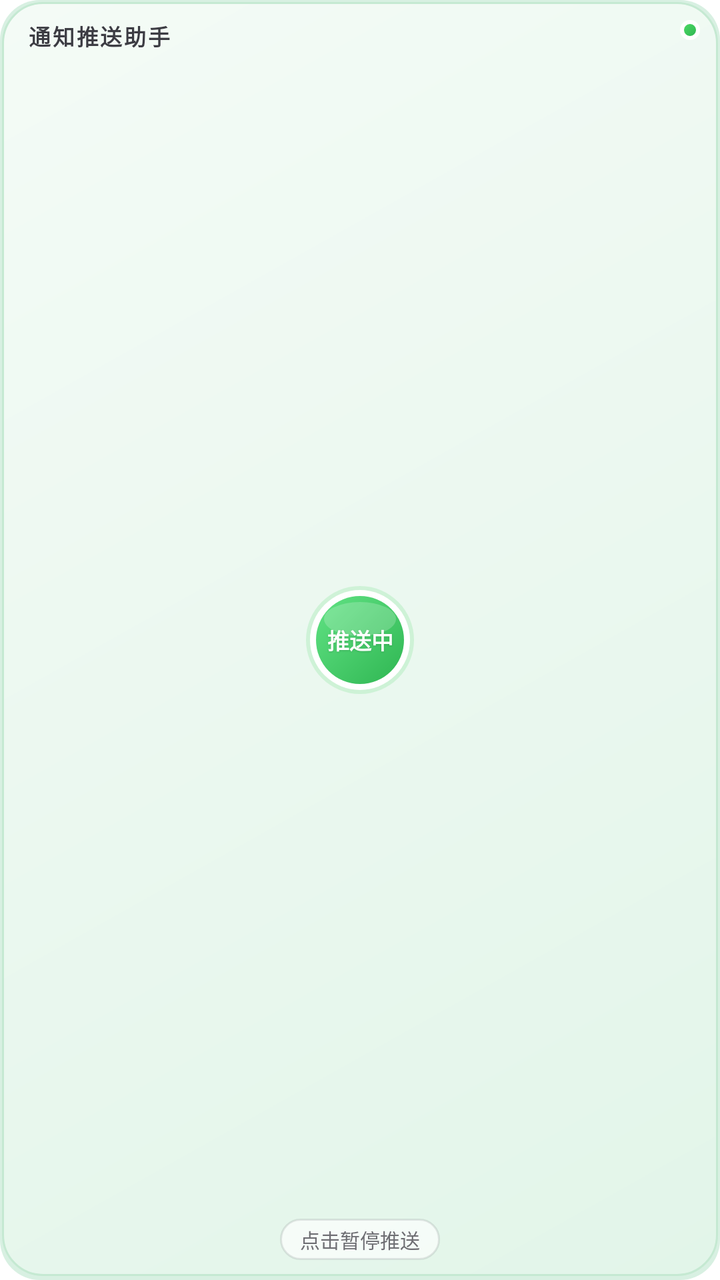
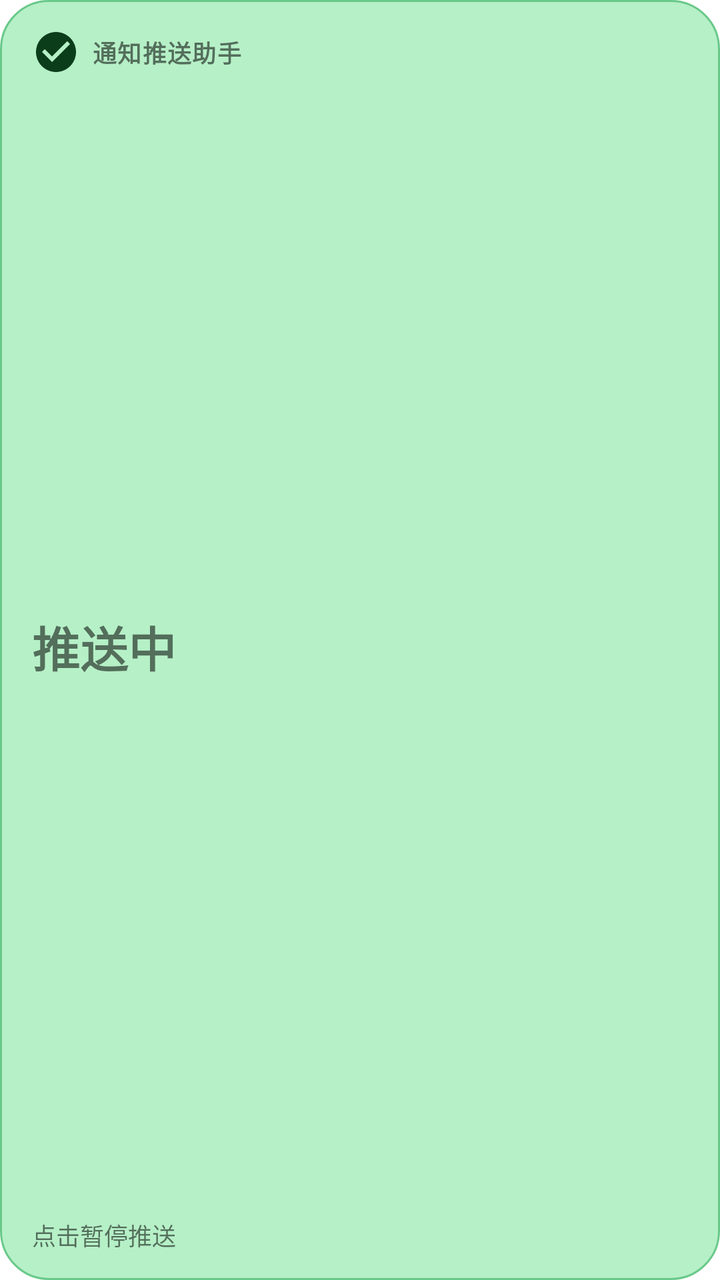

Before-and-after screenshots of an Android layout around one commit, followed by the original layout XML and the change that was made.
<!-- AndroidManifest.xml: fallback theme Theme.MaterialComponents.DayNight.NoActionBar -->
<!-- res/layout/push_toggle_widget.xml -->
<?xml version="1.0" encoding="utf-8"?>
<FrameLayout xmlns:android="http://schemas.android.com/apk/res/android"
    android:id="@+id/widget_root"
    android:layout_width="match_parent"
    android:layout_height="match_parent"
    android:background="@drawable/widget_bg_active"
    android:paddingStart="14dp"
    android:paddingTop="10dp"
    android:paddingEnd="14dp"
    android:paddingBottom="10dp">

    
    <TextView
        android:id="@+id/widget_title"
        android:layout_width="wrap_content"
        android:layout_height="wrap_content"
        android:layout_gravity="top|start"
        android:ellipsize="end"
        android:includeFontPadding="false"
        android:letterSpacing="0.08"
        android:maxLines="1"
        android:maxWidth="110dp"
        android:text="通知推送助手"
        android:textColor="#3C3C43"
        android:textSize="11sp"
        android:textStyle="bold" />

    
    <TextView
        android:id="@+id/widget_circle"
        android:layout_width="56dp"
        android:layout_height="56dp"
        android:layout_gravity="center"
        android:background="@drawable/widget_circle_active"
        android:ellipsize="end"
        android:gravity="center"
        android:includeFontPadding="false"
        android:maxLines="1"
        android:shadowColor="#26000000"
        android:shadowDy="1"
        android:shadowRadius="2"
        android:text="推送中"
        android:textColor="#FFFFFF"
        android:textSize="11sp"
        android:textStyle="bold" />

    
    <TextView
        android:id="@+id/widget_hint"
        android:layout_width="wrap_content"
        android:layout_height="wrap_content"
        android:layout_gravity="bottom|center_horizontal"
        android:background="@drawable/widget_pill_hint"
        android:ellipsize="end"
        android:includeFontPadding="false"
        android:maxLines="1"
        android:maxWidth="110dp"
        android:paddingStart="10dp"
        android:paddingTop="3dp"
        android:paddingEnd="10dp"
        android:paddingBottom="3dp"
        android:text="点击暂停推送"
        android:textColor="#6E6E73"
        android:textSize="10sp" />

</FrameLayout>
<!-- resources referenced by this layout -->
<resources>
  <!-- drawable widget_bg_active (drawable) -->
  <?xml version="1.0" encoding="utf-8"?>
  <layer-list xmlns:android="http://schemas.android.com/apk/res/android">
      
      <item>
          <shape android:shape="rectangle">
              <corners android:radius="20dp" />
              <solid android:color="#2E2BAE60" />
          </shape>
      </item>
  
      
      <item
          android:bottom="2dp"
          android:left="1dp"
          android:right="1dp"
          android:top="1dp">
          <shape android:shape="rectangle">
              <corners android:radius="20dp" />
              <gradient
                  android:angle="315"
                  android:startColor="#F4FBF6"
                  android:endColor="#E2F5E9"
                  android:type="linear" />
              <stroke
                  android:width="1dp"
                  android:color="#C5E9D2" />
          </shape>
      </item>
  
      
      <item
          android:gravity="top|end"
          android:right="10dp"
          android:top="10dp">
          <shape android:shape="oval">
              <size
                  android:width="10dp"
                  android:height="10dp" />
              <solid android:color="#FFFFFF" />
          </shape>
      </item>
      <item
          android:gravity="top|end"
          android:right="12dp"
          android:top="12dp">
          <shape android:shape="oval">
              <size
                  android:width="6dp"
                  android:height="6dp" />
              <gradient
                  android:angle="315"
                  android:startColor="#4CD964"
                  android:endColor="#2FB652"
                  android:type="linear" />
          </shape>
      </item>
  </layer-list>
  <!-- drawable widget_circle_active (drawable) -->
  <?xml version="1.0" encoding="utf-8"?>
  <layer-list xmlns:android="http://schemas.android.com/apk/res/android">
      
      <item
          android:bottom="1dp"
          android:left="1dp"
          android:right="1dp"
          android:top="1dp">
          <shape android:shape="oval">
              <solid android:color="#2E4CD964" />
          </shape>
      </item>
  
      
      <item
          android:bottom="3dp"
          android:left="3dp"
          android:right="3dp"
          android:top="3dp">
          <shape android:shape="oval">
              <solid android:color="#FFFFFF" />
          </shape>
      </item>
  
      
      <item
          android:bottom="6dp"
          android:left="6dp"
          android:right="6dp"
          android:top="6dp">
          <shape android:shape="oval">
              <gradient
                  android:angle="315"
                  android:startColor="#61E284"
                  android:endColor="#2FB652"
                  android:type="linear" />
          </shape>
      </item>
  
      
      <item
          android:bottom="30dp"
          android:left="10dp"
          android:right="10dp"
          android:top="9dp">
          <shape android:shape="oval">
              <solid android:color="#33FFFFFF" />
          </shape>
      </item>
  </layer-list>
  <!-- drawable widget_pill_hint (drawable) -->
  <?xml version="1.0" encoding="utf-8"?>
  <shape xmlns:android="http://schemas.android.com/apk/res/android"
      android:shape="rectangle">
      <corners android:radius="30dp" />
      <solid android:color="#A6FFFFFF" />
      <stroke
          android:width="1dp"
          android:color="#1F3C3C43" />
  </shape>
</resources>

<!-- the commit's change to res/layout/push_toggle_widget.xml (unified diff, before → after) -->
@@ -1,66 +1,58 @@
 <?xml version="1.0" encoding="utf-8"?>
-<FrameLayout xmlns:android="http://schemas.android.com/apk/res/android"
+<LinearLayout xmlns:android="http://schemas.android.com/apk/res/android"
+    xmlns:tools="http://schemas.android.com/tools"
     android:id="@+id/widget_root"
     android:layout_width="match_parent"
     android:layout_height="match_parent"
     android:background="@drawable/widget_bg_active"
-    android:paddingStart="14dp"
-    android:paddingTop="10dp"
-    android:paddingEnd="14dp"
-    android:paddingBottom="10dp">
+    android:baselineAligned="false"
+    android:orientation="vertical"
+    android:paddingStart="16dp"
+    android:paddingTop="14dp"
+    android:paddingEnd="16dp"
+    android:paddingBottom="14dp">
 
     
     <TextView
-        android:id="@+id/widget_title"
-        android:layout_width="wrap_content"
-        android:layout_height="wrap_content"
-        android:layout_gravity="top|start"
-        android:ellipsize="end"
-        android:includeFontPadding="false"
-        android:letterSpacing="0.08"
-        android:maxLines="1"
-        android:maxWidth="110dp"
-        android:text="通知推送助手"
-        android:textColor="#3C3C43"
-        android:textSize="11sp"
-        android:textStyle="bold" />
+            android:id="@+id/widget_title"
+            android:layout_width="match_parent"
+            android:layout_height="wrap_content"
+            android:drawablePadding="6dp"
+            android:drawableStart="@drawable/widget_ic_pushing"
+            android:ellipsize="end"
+            android:gravity="center_vertical"
+            android:includeFontPadding="false"
+            android:letterSpacing="0.04"
+            android:maxLines="1"
+            android:text="通知推送助手"
+            android:textSize="12sp"
+            android:textStyle="bold"
+            tools:ignore="HardcodedText,UseCompatTextViewDrawableXml" />
 
     
     <TextView
-        android:id="@+id/widget_circle"
-        android:layout_width="56dp"
-        android:layout_height="56dp"
-        android:layout_gravity="center"
-        android:background="@drawable/widget_circle_active"
+        android:id="@+id/widget_status"
+        android:layout_width="wrap_content"
+        android:layout_height="0dp"
+        android:layout_weight="1"
         android:ellipsize="end"
-        android:gravity="center"
+        android:gravity="center_vertical"
         android:includeFontPadding="false"
         android:maxLines="1"
-        android:shadowColor="#26000000"
-        android:shadowDy="1"
-        android:shadowRadius="2"
         android:text="推送中"
-        android:textColor="#FFFFFF"
-        android:textSize="11sp"
-        android:textStyle="bold" />
+        android:textSize="24sp"
+        android:textStyle="bold"
+        tools:ignore="HardcodedText" />
 
     
     <TextView
         android:id="@+id/widget_hint"
-        android:layout_width="wrap_content"
+        android:layout_width="match_parent"
         android:layout_height="wrap_content"
-        android:layout_gravity="bottom|center_horizontal"
-        android:background="@drawable/widget_pill_hint"
         android:ellipsize="end"
         android:includeFontPadding="false"
-        android:maxLines="1"
-        android:maxWidth="110dp"
-        android:paddingStart="10dp"
-        android:paddingTop="3dp"
-        android:paddingEnd="10dp"
-        android:paddingBottom="3dp"
+        android:maxLines="2"
         android:text="点击暂停推送"
-        android:textColor="#6E6E73"
-        android:textSize="10sp" />
-
-</FrameLayout>
+        android:textSize="12sp"
+        tools:ignore="HardcodedText" />
+</LinearLayout>
<!-- resource entries referenced after the edit -->
@@ -2,122 +2,27 @@
 <resources>
   <!-- drawable widget_bg_active (drawable) -->
   <?xml version="1.0" encoding="utf-8"?>
-  <layer-list xmlns:android="http://schemas.android.com/apk/res/android">
-      
-      <item>
-          <shape android:shape="rectangle">
-              <corners android:radius="20dp" />
-              <solid android:color="#2E2BAE60" />
-          </shape>
-      </item>
-  
-      
-      <item
-          android:bottom="2dp"
-          android:left="1dp"
-          android:right="1dp"
-          android:top="1dp">
-          <shape android:shape="rectangle">
-              <corners android:radius="20dp" />
-              <gradient
-                  android:angle="315"
-                  android:startColor="#F4FBF6"
-                  android:endColor="#E2F5E9"
-                  android:type="linear" />
-              <stroke
-                  android:width="1dp"
-                  android:color="#C5E9D2" />
-          </shape>
-      </item>
-  
-      
-      <item
-          android:gravity="top|end"
-          android:right="10dp"
-          android:top="10dp">
-          <shape android:shape="oval">
-              <size
-                  android:width="10dp"
-                  android:height="10dp" />
-              <solid android:color="#FFFFFF" />
-          </shape>
-      </item>
-      <item
-          android:gravity="top|end"
-          android:right="12dp"
-          android:top="12dp">
-          <shape android:shape="oval">
-              <size
-                  android:width="6dp"
-                  android:height="6dp" />
-              <gradient
-                  android:angle="315"
-                  android:startColor="#4CD964"
-                  android:endColor="#2FB652"
-                  android:type="linear" />
-          </shape>
-      </item>
-  </layer-list>
-  <!-- drawable widget_circle_active (drawable) -->
-  <?xml version="1.0" encoding="utf-8"?>
-  <layer-list xmlns:android="http://schemas.android.com/apk/res/android">
-      
-      <item
-          android:bottom="1dp"
-          android:left="1dp"
-          android:right="1dp"
-          android:top="1dp">
-          <shape android:shape="oval">
-              <solid android:color="#2E4CD964" />
-          </shape>
-      </item>
-  
-      
-      <item
-          android:bottom="3dp"
-          android:left="3dp"
-          android:right="3dp"
-          android:top="3dp">
-          <shape android:shape="oval">
-              <solid android:color="#FFFFFF" />
-          </shape>
-      </item>
-  
-      
-      <item
-          android:bottom="6dp"
-          android:left="6dp"
-          android:right="6dp"
-          android:top="6dp">
-          <shape android:shape="oval">
-              <gradient
-                  android:angle="315"
-                  android:startColor="#61E284"
-                  android:endColor="#2FB652"
-                  android:type="linear" />
-          </shape>
-      </item>
-  
-      
-      <item
-          android:bottom="30dp"
-          android:left="10dp"
-          android:right="10dp"
-          android:top="9dp">
-          <shape android:shape="oval">
-              <solid android:color="#33FFFFFF" />
-          </shape>
-      </item>
-  </layer-list>
-  <!-- drawable widget_pill_hint (drawable) -->
-  <?xml version="1.0" encoding="utf-8"?>
   <shape xmlns:android="http://schemas.android.com/apk/res/android"
       android:shape="rectangle">
-      <corners android:radius="30dp" />
-      <solid android:color="#A6FFFFFF" />
+      <corners android:radius="24dp" />
+      <solid android:color="@color/widget_pushing_container" />
       <stroke
           android:width="1dp"
-          android:color="#1F3C3C43" />
+          android:color="@color/widget_pushing_outline" />
   </shape>
+  <!-- drawable widget_ic_pushing (drawable) -->
+  <?xml version="1.0" encoding="utf-8"?>
+  <vector xmlns:android="http://schemas.android.com/apk/res/android"
+      android:width="24dp"
+      android:height="24dp"
+      android:viewportWidth="24"
+      android:viewportHeight="24">
+      <path
+          android:fillColor="@color/widget_pushing_on"
+          android:pathData="M12,2C6.48,2 2,6.48 2,12s4.48,10 10,10 10,-4.48 10,-10S17.52,2 12,2zM10,17l-5,-5 1.41,-1.41L10,14.17l7.59,-7.59L19,8l-9,9z" />
+  </vector>
+  <color name="widget_pushing_container">#B6F0C7</color>
+  <color name="widget_pushing_outline">#69C98A</color>
+  <color name="widget_pushing_on">#0B3D1A</color>
 </resources>
 
